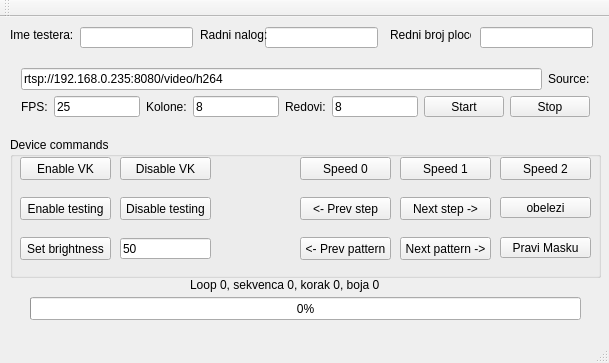
This is mainwindow.ui in papa/DMV-Actual as Qt 5 draws it before an edit. The edited form follows.
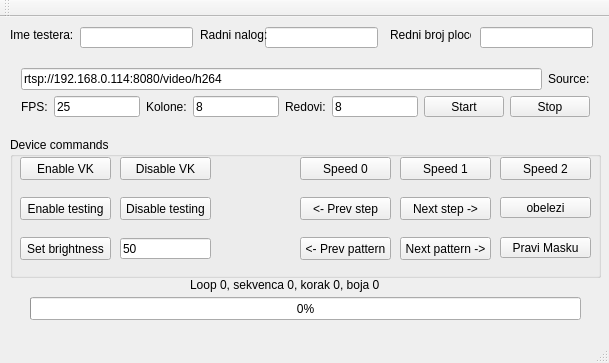
This is the edited form.

What changed in the file:
```diff
--- a/mainwindow.ui
+++ b/mainwindow.ui
@@ -29,7 +29,7 @@
        <item>
         <widget class="QLineEdit" name="sourceLineEdit">
          <property name="text">
-          <string>rtsp://192.168.0.235:8080/video/h264</string>
+          <string>rtsp://192.168.0.114:8080/video/h264</string>
          </property>
         </widget>
        </item>
```
